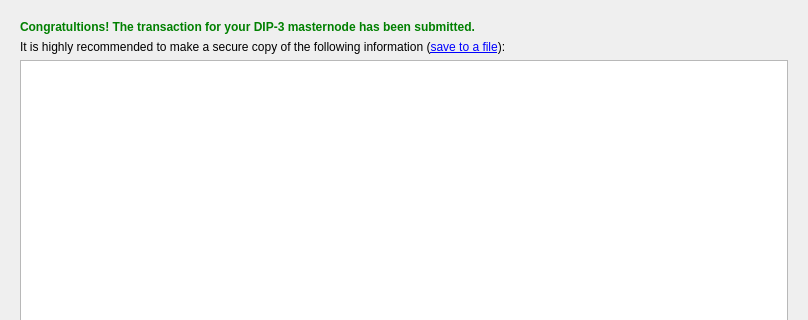
First picture: the form in src/ui/ui_reg_masternode_dlg.ui, repository hlooman/polis-masternode-tool, before the edit; both pictures show x 0 to 808 and y 0 to 320 of the 808 by 659 pixel window.
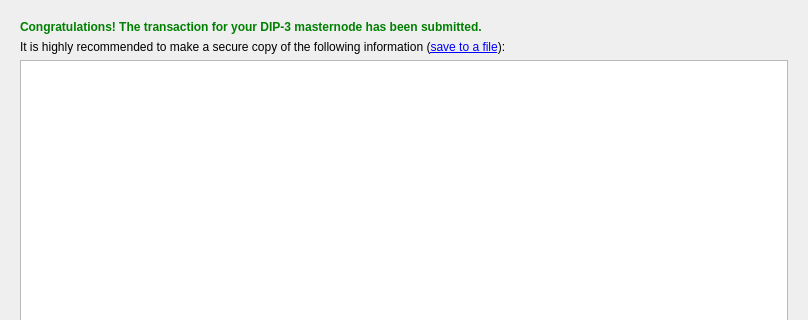
Second picture: the form after the edit. The open tabs and pages were chosen to show the change.

Commit message: Spelling error fix

What changed in the file:
```diff
--- a/src/ui/ui_reg_masternode_dlg.ui
+++ b/src/ui/ui_reg_masternode_dlg.ui
@@ -1004,7 +1004,7 @@
        <item>
         <widget class="QLabel" name="lblProtxSummary1">
          <property name="text">
-          <string>&lt;b&gt;&lt;span style=&quot;color:green&quot;&gt;Congratultions! The transaction for your DIP-3 masternode has been submitted.&lt;/b&gt;&lt;/span&gt;</string>
+          <string>&lt;b&gt;&lt;span style=&quot;color:green&quot;&gt;Congratulations! The transaction for your DIP-3 masternode has been submitted.&lt;/b&gt;&lt;/span&gt;</string>
          </property>
          <property name="wordWrap">
           <bool>true</bool>
```
The commit also changes 2 other files.
